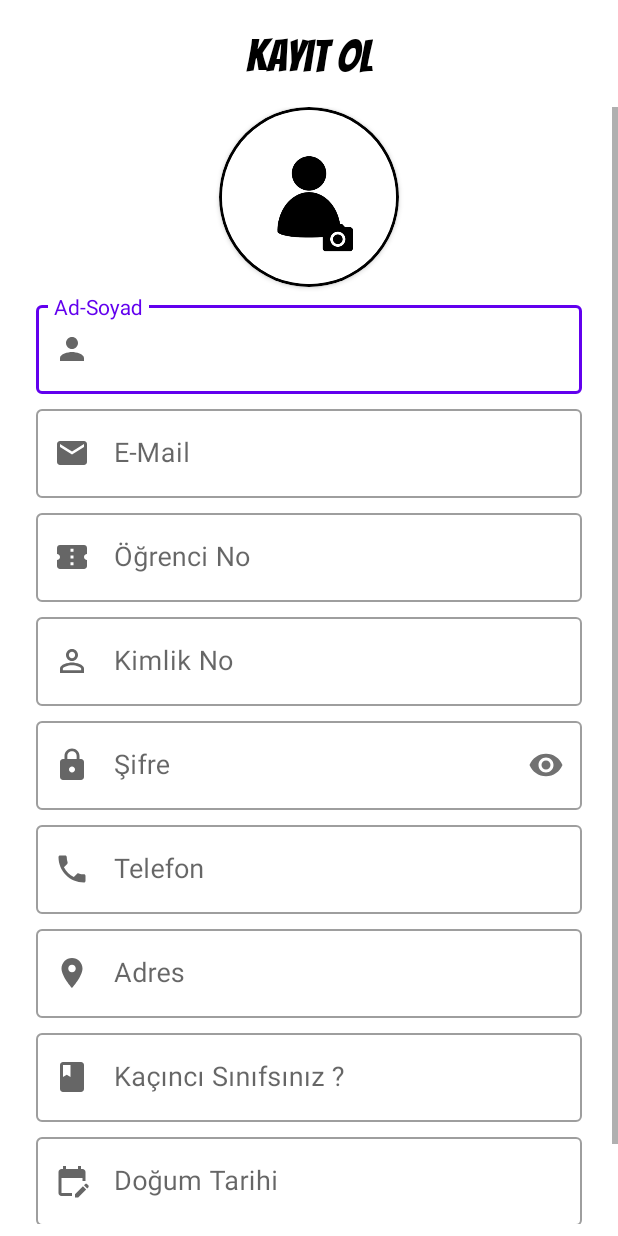
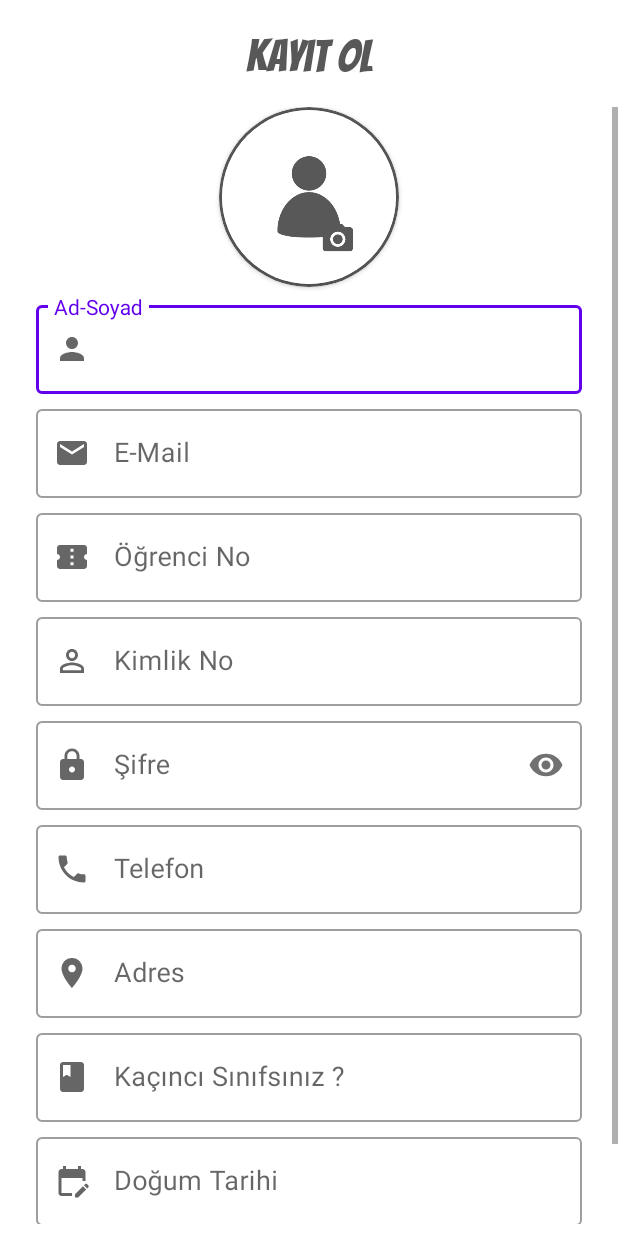
Before and after one commit to muhammeteminbaytar/KOUos, an Android app: the RegisterScreen screen opened directly, with no data from a screen before it, on a phone screen of 412 x 824 dp. Run offline under Robolectric (Android 15) with nearby library versions, the phone set to English and light mode, and no system bars; our stand-ins replace Firebase (no records; nobody signed in at launch, a user with empty details on screens opened directly); Roboto replaces fonts that are not available here.

Commit message:
Added register with email and password, sign in, remember me.

```diff
--- a/app/src/main/java/com/muhammetbaytar/kouos/view/RegisterScreen.kt
+++ b/app/src/main/java/com/muhammetbaytar/kouos/view/RegisterScreen.kt
@@ -1,15 +1,49 @@
 package com.muhammetbaytar.kouos.view
 
+import android.content.Intent
 import androidx.appcompat.app.AppCompatActivity
 import android.os.Bundle
+import android.widget.Toast
+import com.google.firebase.auth.FirebaseAuth
+import com.google.firebase.auth.ktx.auth
+import com.google.firebase.ktx.Firebase
 import com.muhammetbaytar.kouos.R
+import com.muhammetbaytar.kouos.databinding.ActivityRegisterScreenBinding
 
 class RegisterScreen : AppCompatActivity() {
+    lateinit var binding: ActivityRegisterScreenBinding
+    private lateinit var auth: FirebaseAuth
     override fun onCreate(savedInstanceState: Bundle?) {
         super.onCreate(savedInstanceState)
-        setContentView(R.layout.activity_register_screen)
+        // setContentView(R.layout.activity_register_screen)
+        binding = ActivityRegisterScreenBinding.inflate(layoutInflater)
+        val view = binding.root
+        setContentView(view)
         supportActionBar?.hide()
 
+        auth = Firebase.auth
+        registerBtnControl()
+    }
 
+    fun registerBtnControl() {
+        // kayıt ol butonu fonk.
+        binding.btnRegister.setOnClickListener {
+            var email = binding.txtEmail.text.toString()
+            var pass = binding.txtSifre.text.toString()
+            if (email.isEmpty() || pass.isEmpty()) {
+                Toast.makeText(this,"Zorunlu alanlar boş bırakılamaz !",Toast.LENGTH_LONG).show()
+            }else{
+                auth.createUserWithEmailAndPassword(email,pass).addOnSuccessListener {
+                    Toast.makeText(this,"Kayıt Başarılı",Toast.LENGTH_LONG).show()
+                    val intent=Intent(this,LoginScreen::class.java)
+                    startActivity(intent)
+                    finish()
+
+                }.addOnFailureListener{
+                    //kayıt hatası olunca çalışır.
+                    Toast.makeText(this,it.localizedMessage.toString(),Toast.LENGTH_LONG).show()
+                }
+            }
+        }
     }
 }
--- a/app/src/main/res/layout/activity_register_screen.xml
+++ b/app/src/main/res/layout/activity_register_screen.xml
@@ -13,7 +13,7 @@
         android:layout_marginTop="6dp"
         android:fontFamily="@font/bangers"
         android:text="Kayıt Ol"
-        android:textColor="#000000"
+        android:textColor="#595858"
         android:textSize="30sp"
         app:layout_constraintEnd_toEndOf="parent"
         app:layout_constraintStart_toStartOf="parent"
@@ -36,7 +36,7 @@
 
 
             <Button
-                android:id="@+id/button3"
+                android:id="@+id/btn_register"
                 android:layout_width="wrap_content"
                 android:layout_height="wrap_content"
                 android:layout_marginTop="8dp"
@@ -49,7 +49,7 @@
                 android:id="@+id/cardView"
                 android:layout_width="120dp"
                 android:layout_height="120dp"
-                app:cardBackgroundColor="@color/black"
+                app:cardBackgroundColor="#595858"
                 app:cardCornerRadius="60dp"
                 app:layout_constraintEnd_toEndOf="parent"
                 app:layout_constraintStart_toStartOf="parent"
@@ -283,7 +283,8 @@
                     android:paddingEnd="12dp"
                     android:textAlignment="textStart"
                     android:textColorHint="#717171"
-                    android:textSize="18sp" />
+                    android:textSize="18sp"
+                    android:maxLength="10"/>
 
             </com.google.android.material.textfield.TextInputLayout>
 
```
Also changed, not shown: app/src/main/AndroidManifest.xml (+14 -3 lines), app/src/main/java/com/muhammetbaytar/kouos/view/CatacoriesScreen.kt (added, +34 -0 lines), app/src/main/java/com/muhammetbaytar/kouos/view/LoginScreen.kt (+60 -7 lines), app/src/main/res/layout/activity_catacories_screen.xml (added, +18 -0 lines), app/src/main/res/drawable-v24/add_img.png.
